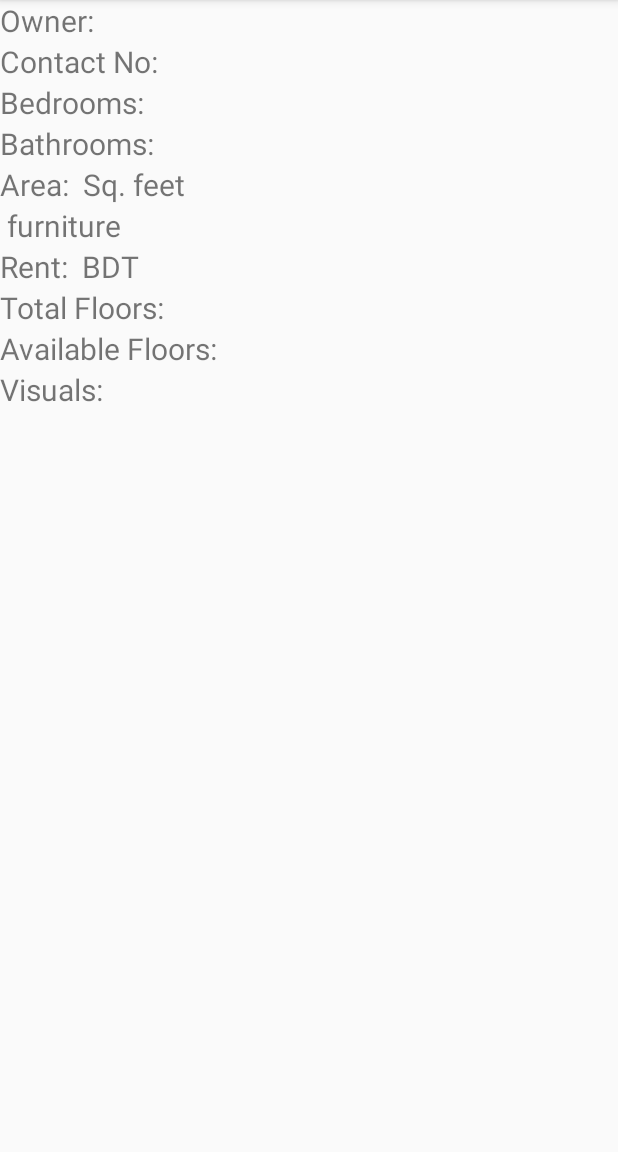
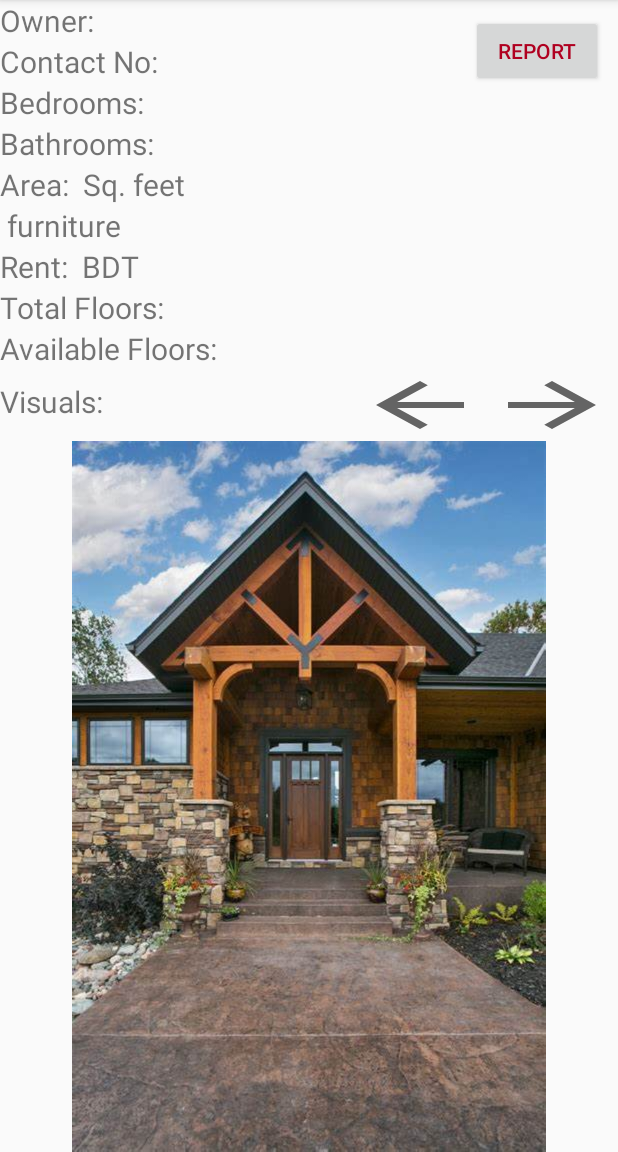
Before and after one commit to jamil314/Valo_Basha, an Android app: the InDepthApartmentDetails screen opened directly, with no data from a screen before it, on a phone screen of 412 x 824 dp, the part 84-1236 px from its top. Run offline under Robolectric (Android 15) with nearby library versions, the phone set to English and light mode, and no system bars; libraries missing offline, so code that uses them is left out: com.smarteist.autoimageslider; 10 statements that could not run were skipped.

Commit message:
Added dynamic pictures in apartment details; added report option.

```diff
--- a/app/build.gradle
+++ b/app/build.gradle
@@ -35,9 +35,11 @@ dependencies {
     implementation 'com.google.android.gms:play-services-maps:17.0.1'
     implementation 'com.google.android.libraries.places:places:2.4.0'
     implementation 'com.google.maps.android:android-maps-utils:2.2.0'
+    implementation 'androidx.viewpager2:viewpager2:1.1.0-alpha01'
     testImplementation 'junit:junit:4.13.2'
     androidTestImplementation 'androidx.test.ext:junit:1.1.2'
     androidTestImplementation 'androidx.test.espresso:espresso-core:3.3.0'
     implementation 'com.google.android.gms:play-services-location:18.0.0'
-
+    implementation 'com.makeramen:roundedimageview:2.3.0'
+    implementation 'com.github.smarteist:autoimageslider:1.4.0'
 }
--- a/app/src/main/AndroidManifest.xml
+++ b/app/src/main/AndroidManifest.xml
@@ -18,7 +18,8 @@
         android:roundIcon="@mipmap/ic_launcher_round"
         android:supportsRtl="true"
         android:theme="@style/AppTheme">
-        <activity android:name=".InDepthApartmentDetails"></activity>
+        <activity android:name=".Report_activity"></activity>
+        <activity android:name=".InDepthApartmentDetails" />
         <!--
              The API key for Google Maps-based APIs is defined as a string resource.
              (See the file "res/values/google_maps_api.xml").
--- a/app/src/main/java/com/example/valo_basha/InDepthApartmentDetails.java
+++ b/app/src/main/java/com/example/valo_basha/InDepthApartmentDetails.java
@@ -1,14 +1,31 @@
 package com.example.valo_basha;
 
+import androidx.annotation.NonNull;
 import androidx.appcompat.app.AppCompatActivity;
+import androidx.viewpager2.widget.CompositePageTransformer;
+import androidx.viewpager2.widget.MarginPageTransformer;
+import androidx.viewpager2.widget.ViewPager2;
 
+import android.app.Activity;
 import android.content.Intent;
 import android.os.Bundle;
+import android.os.Parcelable;
 import android.util.Log;
+import android.view.View;
+import android.widget.Button;
+import android.widget.ImageView;
 import android.widget.TextView;
 
+import com.smarteist.autoimageslider.SliderView;
+
+import java.util.ArrayList;
+import java.util.List;
+
 public class InDepthApartmentDetails extends AppCompatActivity {
-
+    int i=0, n=7;
+    Button report, right, left;
+    ImageView imageView;
+    int images[] = new int[7];
     @Override
     protected void onCreate(Bundle savedInstanceState) {
         super.onCreate(savedInstanceState);
@@ -16,6 +33,7 @@ public class InDepthApartmentDetails extends AppCompatActivity {
         Intent intent = getIntent();
         Apartment apartment = intent.getParcelableExtra("apartment");
         getSupportActionBar().setTitle(apartment.name);
+        getSupportActionBar().setHomeButtonEnabled(true);
         TextView owner = findViewById(R.id.owner);
         TextView area = findViewById(R.id.area);
         TextView bedroom = findViewById(R.id.bedroom);
@@ -47,5 +65,42 @@ public class InDepthApartmentDetails extends AppCompatActivity {
         }
         available_floors.setText(floors);
         mobile_no.setText(apartment.contactInfo);
+
+
+        report = findViewById(R.id.btn_report);
+        right = findViewById(R.id.btn_right);
+        left = findViewById(R.id.btn_left);
+        imageView = findViewById(R.id.image_view);
+        images[0]= R.drawable.apartment_entrance;
+        images[1]= R.drawable.apartment_with_furniture;
+        images[2]= R.drawable.apartment_with_furniture_2;
+        images[3]= R.drawable.apartment_with_furniture_3;
+        images[4]= R.drawable.apartment_empty;
+        images[5]= R.drawable.apartment_empty_2;
+        images[6]= R.drawable.apartment_view;
+        right.setOnClickListener(new View.OnClickListener() {
+            @Override
+            public void onClick(View view) {
+                i=(i+1)%n;
+                imageView.setImageResource(images[i]);
+                Log.d("JAMIL", "i++");
+            }
+        });
+        left.setOnClickListener(new View.OnClickListener() {
+            @Override
+            public void onClick(View view) {
+                i=(i-1+n)%n;
+                imageView.setImageResource(images[i]);
+                Log.d("JAMIL", "i--");
+            }
+        });
+        report.setOnClickListener(new View.OnClickListener() {
+            @Override
+            public void onClick(View view) {
+                Intent ri = new Intent(getApplicationContext(), Report_activity.class);
+                startActivity(ri);
+            }
+        });
+
     }
 }
--- /dev/null
+++ b/app/src/main/res/drawable/ic_baseline_arrow_back_24.xml
@@ -0,0 +1,10 @@
+<vector xmlns:android="http://schemas.android.com/apk/res/android"
+    android:width="24dp"
+    android:height="24dp"
+    android:viewportWidth="24"
+    android:viewportHeight="24"
+    android:tint="?attr/colorControlNormal">
+  <path
+      android:fillColor="@android:color/white"
+      android:pathData="M20,11H7.83l5.59,-5.59L12,4l-8,8 8,8 1.41,-1.41L7.83,13H20v-2z"/>
+</vector>
--- /dev/null
+++ b/app/src/main/res/drawable/ic_baseline_arrow_forward_24.xml
@@ -0,0 +1,10 @@
+<vector xmlns:android="http://schemas.android.com/apk/res/android"
+    android:width="24dp"
+    android:height="24dp"
+    android:viewportWidth="24"
+    android:viewportHeight="24"
+    android:tint="?attr/colorControlNormal">
+  <path
+      android:fillColor="@android:color/white"
+      android:pathData="M12,4l-1.41,1.41L16.17,11H4v2h12.17l-5.58,5.59L12,20l8,-8z"/>
+</vector>
--- a/app/src/main/res/layout/activity_in_depth_apartment_details.xml
+++ b/app/src/main/res/layout/activity_in_depth_apartment_details.xml
@@ -8,165 +8,237 @@
     tools:context=".InDepthApartmentDetails">
 
     <LinearLayout
+        android:id="@+id/linearLayout"
         android:layout_width="wrap_content"
         android:layout_height="wrap_content"
         android:orientation="vertical">
+
         <LinearLayout
             android:layout_width="wrap_content"
             android:layout_height="wrap_content">
+
             <TextView
                 android:layout_width="wrap_content"
                 android:layout_height="wrap_content"
                 android:text="Owner: "
-                android:textSize="20sp"/>
+                android:textSize="20sp" />
+
             <TextView
+                android:id="@+id/owner"
                 android:layout_width="wrap_content"
                 android:layout_height="wrap_content"
-                android:id="@+id/owner"
-                android:textSize="20sp"/>
+                android:textSize="20sp" />
         </LinearLayout>
 
         <LinearLayout
             android:layout_width="wrap_content"
             android:layout_height="wrap_content">
+
             <TextView
                 android:layout_width="wrap_content"
                 android:layout_height="wrap_content"
                 android:text="Contact No: "
-                android:textSize="20sp"/>
+                android:textSize="20sp" />
+
             <TextView
+                android:id="@+id/mobile_no"
                 android:layout_width="wrap_content"
                 android:layout_height="wrap_content"
-                android:id="@+id/mobile_no"
-                android:textSize="20sp"/>
+                android:textSize="20sp" />
         </LinearLayout>
 
 
         <LinearLayout
             android:layout_width="wrap_content"
             android:layout_height="wrap_content">
+
             <TextView
                 android:layout_width="wrap_content"
                 android:layout_height="wrap_content"
                 android:text="Bedrooms: "
-                android:textSize="20sp"/>
+                android:textSize="20sp" />
+
             <TextView
+                android:id="@+id/bedroom"
                 android:layout_width="wrap_content"
                 android:layout_height="wrap_content"
-                android:id="@+id/bedroom"
-                android:textSize="20sp"/>
+                android:textSize="20sp" />
         </LinearLayout>
 
         <LinearLayout
             android:layout_width="wrap_content"
             android:layout_height="wrap_content">
+
             <TextView
                 android:layout_width="wrap_content"
                 android:layout_height="wrap_content"
                 android:text="Bathrooms: "
-                android:textSize="20sp"/>
+                android:textSize="20sp" />
+
             <TextView
+                android:id="@+id/bathroom"
                 android:layout_width="wrap_content"
                 android:layout_height="wrap_content"
-                android:id="@+id/bathroom"
-                android:textSize="20sp"/>
+                android:textSize="20sp" />
         </LinearLayout>
 
         <LinearLayout
             android:layout_width="wrap_content"
             android:layout_height="wrap_content">
+
             <TextView
                 android:layout_width="wrap_content"
                 android:layout_height="wrap_content"
                 android:text="Area: "
-                android:textSize="20sp"/>
+                android:textSize="20sp" />
+
             <TextView
+                android:id="@+id/area"
                 android:layout_width="wrap_content"
                 android:layout_height="wrap_content"
-                android:id="@+id/area"
-                android:textSize="20sp"/>
+                android:textSize="20sp" />
+
             <TextView
                 android:layout_width="wrap_content"
                 android:layout_height="wrap_content"
                 android:text=" Sq. feet"
-                android:textSize="20sp"/>
+                android:textSize="20sp" />
 
         </LinearLayout>
 
         <LinearLayout
             android:layout_width="wrap_content"
             android:layout_height="wrap_content">
+
             <TextView
+                android:id="@+id/furniture"
                 android:layout_width="wrap_content"
                 android:layout_height="wrap_content"
-                android:id="@+id/furniture"
-                android:textSize="20sp"/>
+                android:textSize="20sp" />
+
             <TextView
                 android:layout_width="wrap_content"
                 android:layout_height="wrap_content"
                 android:text=" furniture"
-                android:textSize="20sp"/>
+                android:textSize="20sp" />
 
         </LinearLayout>
 
         <LinearLayout
             android:layout_width="wrap_content"
             android:layout_height="wrap_content">
+
             <TextView
                 android:layout_width="wrap_content"
                 android:layout_height="wrap_content"
                 android:text="Rent: "
-                android:textSize="20sp"/>
+                android:textSize="20sp" />
+
             <TextView
+                android:id="@+id/rent"
                 android:layout_width="wrap_content"
                 android:layout_height="wrap_content"
-                android:id="@+id/rent"
-                android:textSize="20sp"/>
+                android:textSize="20sp" />
+
             <TextView
                 android:layout_width="wrap_content"
                 android:layout_height="wrap_content"
                 android:text=" BDT"
-                android:textSize="20sp"/>
+                android:textSize="20sp" />
 
         </LinearLayout>
 
         <LinearLayout
             android:layout_width="wrap_content"
             android:layout_height="wrap_content">
+
             <TextView
                 android:layout_width="wrap_content"
                 android:layout_height="wrap_content"
                 android:text="Total Floors: "
-                android:textSize="20sp"/>
+                android:textSize="20sp" />
+
             <TextView
+                android:id="@+id/total_floors"
                 android:layout_width="wrap_content"
                 android:layout_height="wrap_content"
-                android:id="@+id/total_floors"
-                android:textSize="20sp"/>
+                android:textSize="20sp" />
 
         </LinearLayout>
 
         <LinearLayout
             android:layout_width="wrap_content"
             android:layout_height="wrap_content">
+
             <TextView
                 android:layout_width="wrap_content"
                 android:layout_height="wrap_content"
                 android:text="Available Floors: "
-                android:textSize="20sp"/>
+                android:textSize="20sp" />
+
+            <TextView
+                android:id="@+id/available_floors"
+                android:layout_width="wrap_content"
+                android:layout_height="wrap_content"
+                android:textSize="20sp" />
+
+        </LinearLayout>
+
+
+        <LinearLayout
+            android:layout_width="match_parent"
+            android:layout_height="wrap_content">
             <TextView
                 android:layout_width="wrap_content"
                 android:layout_height="wrap_content"
-                android:id="@+id/available_floors"
-                android:textSize="20sp"/>
+                android:text="Visuals:"
+                android:textSize="20dp" />
+
+            <Space
+                android:layout_width="wrap_content"
+                android:layout_height="wrap_content"
+                android:layout_weight="1" />
+
+            <Button
+                android:id="@+id/btn_left"
+                android:layout_width="wrap_content"
+                android:layout_height="wrap_content"
+                android:background="@drawable/ic_baseline_arrow_back_24"/>
+
+            <Button
+                android:id="@+id/btn_right"
+                android:layout_width="wrap_content"
+                android:layout_height="wrap_content"
+                android:background="@drawable/ic_baseline_arrow_forward_24"/>
 
         </LinearLayout>
 
-        <TextView
+
+
+
+        <ImageView
+            android:id="@+id/image_view"
             android:layout_width="wrap_content"
-            android:layout_height="wrap_content"
-            android:text="Visuals:"
-            android:textSize="20dp"/>
+            android:layout_height="match_parent"
+            app:srcCompat="@drawable/apartment_entrance"
+            tools:layout_editor_absoluteX="0dp"
+            tools:layout_editor_absoluteY="273dp" />
 
     </LinearLayout>
+
+    <Button
+        android:id="@+id/btn_report"
+        android:layout_width="wrap_content"
+        android:layout_height="wrap_content"
+        android:layout_marginTop="10dp"
+        android:layout_marginEnd="10dp"
+        android:layout_marginRight="10dp"
+        android:text="Report"
+        android:textColor="@color/design_default_color_error"
+        app:layout_constraintEnd_toEndOf="parent"
+        app:layout_constraintTop_toTopOf="parent" />
+
+
+
+
 </androidx.constraintlayout.widget.ConstraintLayout>
--- a/build.gradle
+++ b/build.gradle
@@ -5,7 +5,7 @@ buildscript {
         jcenter()
     }
     dependencies {
-        classpath 'com.android.tools.build:gradle:4.2.1'
+        classpath 'com.android.tools.build:gradle:4.2.2'
 
         // NOTE: Do not place your application dependencies here; they belong
         // in the individual module build.gradle files
@@ -16,6 +16,9 @@ allprojects {
     repositories {
         google()
         jcenter()
+        maven{
+            url "https://jetpack.io"
+        }
     }
 }
 
```
Also changed, not shown: app/src/main/java/com/example/valo_basha/Report_activity.java (added, +29 -0 lines), app/src/main/res/layout/activity_report.xml (added, +57 -0 lines), app/src/main/res/drawable/apartment_empty.jpg (added), app/src/main/res/drawable/apartment_empty_2.jpg (added), app/src/main/res/drawable/apartment_entrance.jpg (added), app/src/main/res/drawable/apartment_view.jpg (added), app/src/main/res/drawable/apartment_with_furniture.jpg (added), app/src/main/res/drawable/apartment_with_furniture_2.jpg (added), app/src/main/res/drawable/apartment_with_furniture_3.jpg (added).
